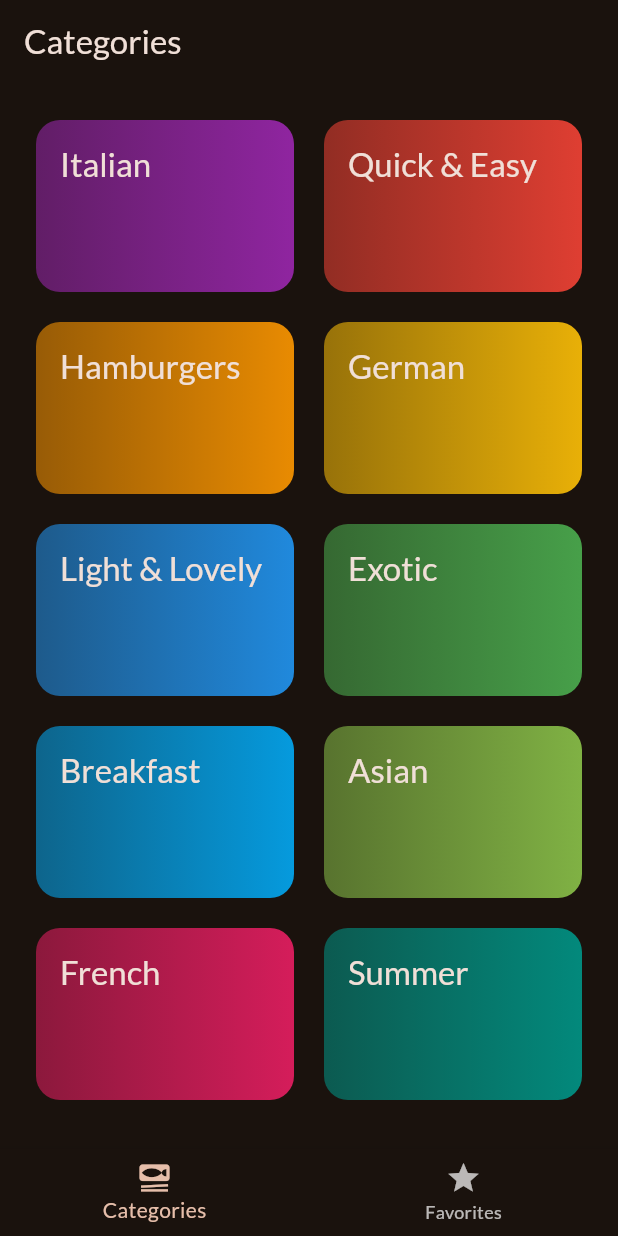
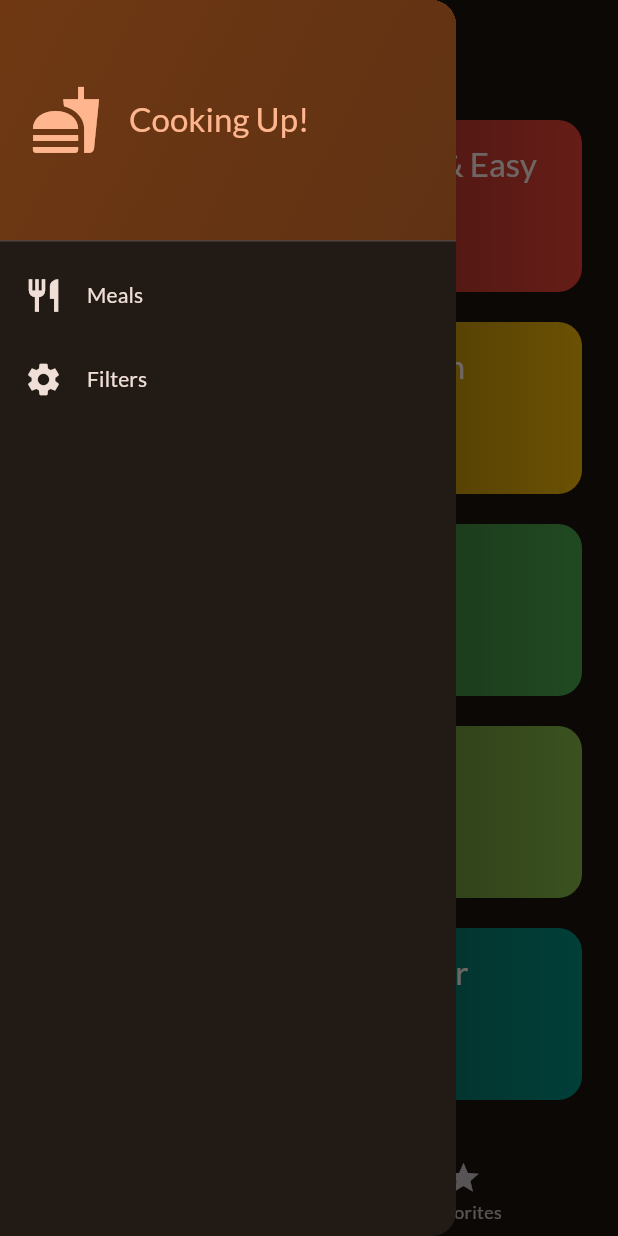
Before and after one commit to wemali05/meals-app, a Flutter app: the screen it shows after launch, with the side drawer open (before the commit the screen has no drawer), on a phone screen of 412 x 824 dp. Run offline on Flutter 3.47's test engine with Material 3 defaults, Android fonts, the phone set to English and light mode, and no system bars; our stand-ins replace google_fonts, transparent_image.

Commit message:
side drawer

```diff
--- a/lib/screens/tabs.dart
+++ b/lib/screens/tabs.dart
@@ -2,6 +2,7 @@ import 'package:flutter/material.dart';
 import 'package:meals_app/models/meal.dart';
 import 'package:meals_app/screens/categories.dart';
 import 'package:meals_app/screens/meals.dart';
+import 'package:meals_app/widgets/main_drawer.dart';
 
 class TabsScreen extends StatefulWidget {
   const TabsScreen({super.key});
@@ -62,6 +63,7 @@ class _TabsScreenState extends State<TabsScreen> {
       appBar: AppBar(
         title: Text(activeScreenTitle),
       ),
+      drawer: const MainDrawer(),
       body: activeScreen,
       bottomNavigationBar: BottomNavigationBar(
         onTap: _selectScreen,
--- /dev/null
+++ b/lib/widgets/main_drawer.dart
@@ -0,0 +1,73 @@
+import 'package:flutter/material.dart';
+
+class MainDrawer extends StatelessWidget {
+  const MainDrawer({super.key});
+
+  @override
+  Widget build(BuildContext context) {
+    return Drawer(
+      child: Column(
+        children: [
+          DrawerHeader(
+            padding: const EdgeInsets.all(20),
+            decoration: BoxDecoration(
+              gradient: LinearGradient(colors: [
+                Theme.of(context).colorScheme.primaryContainer,
+                Theme.of(context).colorScheme.primaryContainer.withOpacity(0.8),
+              ], begin: Alignment.topLeft, end: Alignment.bottomRight),
+            ),
+            child: Row(
+              children: [
+                Icon(
+                  Icons.fastfood,
+                  size: 48,
+                  color: Theme.of(context).colorScheme.primary,
+                ),
+                const SizedBox(
+                  width: 18,
+                ),
+                Text(
+                  'Cooking Up!',
+                  style: Theme.of(context)
+                      .textTheme
+                      .titleLarge!
+                      .copyWith(color: Theme.of(context).colorScheme.primary),
+                ),
+              ],
+            ),
+          ),
+          ListTile(
+            leading: Icon(
+              Icons.restaurant,
+              size: 26,
+              color: Theme.of(context).colorScheme.onBackground,
+            ),
+            title: Text(
+              'Meals',
+              style: Theme.of(context)
+                  .textTheme
+                  .titleSmall!
+                  .copyWith(color: Theme.of(context).colorScheme.onBackground),
+            ),
+            onTap: () {},
+          ),
+          ListTile(
+            leading: Icon(
+              Icons.settings,
+              size: 26,
+              color: Theme.of(context).colorScheme.onBackground,
+            ),
+            title: Text(
+              'Filters',
+              style: Theme.of(context)
+                  .textTheme
+                  .titleSmall!
+                  .copyWith(color: Theme.of(context).colorScheme.onBackground),
+            ),
+            onTap: () {},
+          )
+        ],
+      ),
+    );
+  }
+}
```
